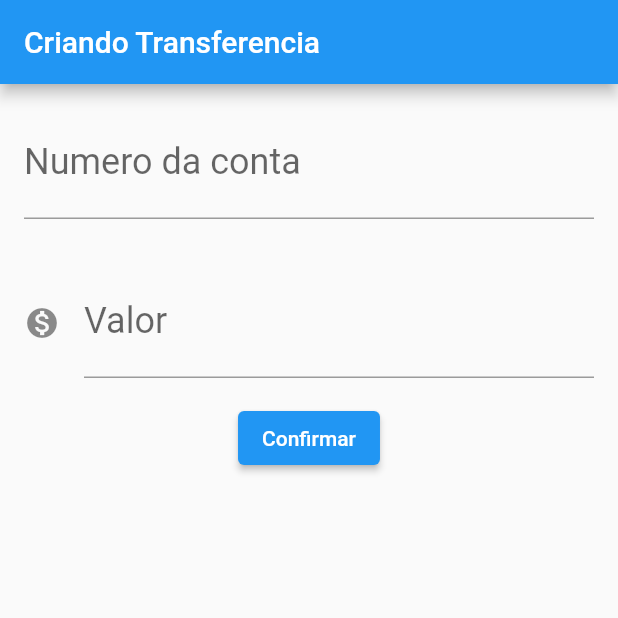
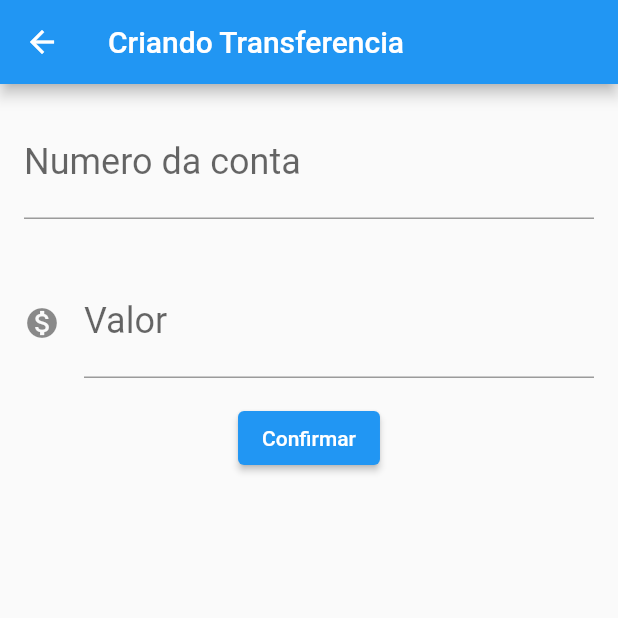
Before and after one commit to Natanael22/bytebank, a Flutter app: the FormularioTransferencia screen opened directly, after a tap on "Confirmar", on a phone screen of 412 x 824 dp, the top half of it. Run offline on Flutter 3.47's test engine with Material 2 defaults, Android fonts, the phone set to English and light mode, and no system bars.

```diff
--- a/lib/main.dart
+++ b/lib/main.dart
@@ -1,6 +1,6 @@
 import 'package:flutter/material.dart';
 
-void main() =>  runApp(BytebankApp());
+void main() => runApp(BytebankApp());
 
 class BytebankApp extends StatelessWidget {
   const BytebankApp({Key? key}) : super(key: key);
@@ -9,16 +9,13 @@ class BytebankApp extends StatelessWidget {
   Widget build(BuildContext context) {
     return MaterialApp(
       home: Scaffold(
-        body: FormularioTransferencia(),
-
+        body: ListaTransferencias(),
       ),
     );
   }
 }
 
-
 class FormularioTransferencia extends StatelessWidget {
-
   final TextEditingController _controladorNumeroConta = TextEditingController();
   final TextEditingController _controladorValor = TextEditingController();
 
@@ -27,81 +24,104 @@ class FormularioTransferencia extends StatelessWidget {
   @override
   Widget build(BuildContext context) {
     return Scaffold(
-      appBar: AppBar(title: const Text("Criando Transferencia"),),
+      appBar: AppBar(
+        title: const Text("Criando Transferencia"),
+      ),
       body: Column(
         children: <Widget>[
-          Padding(
-            padding: EdgeInsets.all(16.0),
-            child: TextField(
-              controller: _controladorNumeroConta,
-              style: const TextStyle(
-                fontSize: 24
-              ),
-              decoration: const InputDecoration(
-                labelText: 'Numero da conta',
-                hintText: '0000'
-              ),
-              keyboardType: TextInputType.number,
-            ),
-          ), Padding(
-            padding: const EdgeInsets.all(16.0),
-            child: TextField(
-              controller: _controladorValor,
-              style: const TextStyle(
-                fontSize: 24
-              ),
-              decoration: const InputDecoration(
-                icon: Icon(Icons.monetization_on),
-                labelText: 'Valor',
-                hintText: '0.00'
-              ),
-              keyboardType: TextInputType.number,
-            ),
-          ),
+          Editor(
+              controlador: _controladorNumeroConta,
+              rotulo: "Numero da conta",
+              dica: '0000',
+              icone: null),
+          Editor(
+              controlador: _controladorValor,
+              rotulo: 'Valor',
+              dica: '0.00',
+              icone: Icons.monetization_on),
+          ElevatedButton(
+            child: Text("Confirmar"),
+            onPressed: () => _criaTransferencia(context),
+          )
+        ],
+      ),
+    );
+  }
 
-          ElevatedButton(
-              onPressed: (){
-                debugPrint('clicou no confirmar');
-                final int? numeroConta = int.tryParse(_controladorNumeroConta.text);
-                final double? valor = double.tryParse(_controladorValor.text);
-                if(valor != null && numeroConta != null) {
-                  final transferenciaCriada = Transferencia(valor, numeroConta);
-                  debugPrint('$transferenciaCriada');
-                }
-              },
-              child: Text("Confirmar"))
-        ],
+  void _criaTransferencia(BuildContext context) {
+    final int? numeroConta = int.tryParse(_controladorNumeroConta.text);
+    final double? valor = double.tryParse(_controladorValor.text);
+    if (valor != null && numeroConta != null) {
+      final transferenciaCriada = Transferencia(valor, numeroConta);
+      debugPrint('criando a transferencia');
+      debugPrint('$transferenciaCriada');
+      Navigator.pop(context, transferenciaCriada);
+    }
+  }
+}
+
+class Editor extends StatelessWidget {
+  final TextEditingController? controlador;
+  final String? rotulo;
+  final String? dica;
+  final IconData? icone;
+
+  Editor({this.controlador, this.rotulo, this.dica, this.icone});
+
+  @override
+  Widget build(BuildContext context) {
+    return Padding(
+      padding: EdgeInsets.all(16.0),
+      child: TextField(
+        controller: controlador,
+        style: TextStyle(fontSize: 24),
+        decoration: InputDecoration(
+            icon: icone != null ? Icon(icone) : null,
+            labelText: rotulo,
+            hintText: dica),
+        keyboardType: TextInputType.number,
       ),
     );
   }
 }
 
-class ListaTransferencias extends StatelessWidget{
+class ListaTransferencias extends StatelessWidget {
+
+  final List<Transferencia> _transferencias = [];
+
   @override
   Widget build(BuildContext context) {
     // TODO: implement build
     return Scaffold(
-      appBar: AppBar(title: const Text('Transferencias'),
+      appBar: AppBar(
+        title: const Text('Transferencias'),
       ),
-      body: Column(
-        children: <Widget>[
-         ItemTransferencia(Transferencia(100,1000)),
-          ItemTransferencia(Transferencia(200,2000)),
-        ],
+      body: ListView.builder(
+        itemCount: _transferencias.length,
+        itemBuilder: (BuildContext context, int index) {
+          final transferencia = _transferencias[index];
+          return ItemTransferencia(transferencia);
+        },
       ),
       floatingActionButton: FloatingActionButton(
         child: const Icon(Icons.add),
-        onPressed: (){
-          print('clicou no +');
+        onPressed: () {
+          final Future future =
+              Navigator.push(context, MaterialPageRoute(builder: (context) {
+            return FormularioTransferencia();
+          }));
+          future.then((transferenciaRecebida) {
+            debugPrint('chegou no then do future');
+            debugPrint('$transferenciaRecebida');
+            _transferencias.add(transferenciaRecebida);
+          });
         },
       ),
     );
   }
-
 }
 
-class ItemTransferencia extends StatelessWidget{
-
+class ItemTransferencia extends StatelessWidget {
   final Transferencia _transferencia;
 
   ItemTransferencia(this._transferencia);
@@ -111,17 +131,14 @@ class ItemTransferencia extends StatelessWidget{
     // TODO: implement build
     return Card(
         child: ListTile(
-          leading: const Icon(Icons.monetization_on),
-          title: Text(_transferencia.valor.toString()),
-          subtitle: Text(_transferencia.numeroConta.toString()),
-        )
-    );
+      leading: const Icon(Icons.monetization_on),
+      title: Text(_transferencia.valor.toString()),
+      subtitle: Text(_transferencia.numeroConta.toString()),
+    ));
   }
-
 }
 
-class Transferencia{
-
+class Transferencia {
   final double valor;
   final int numeroConta;
 
```
